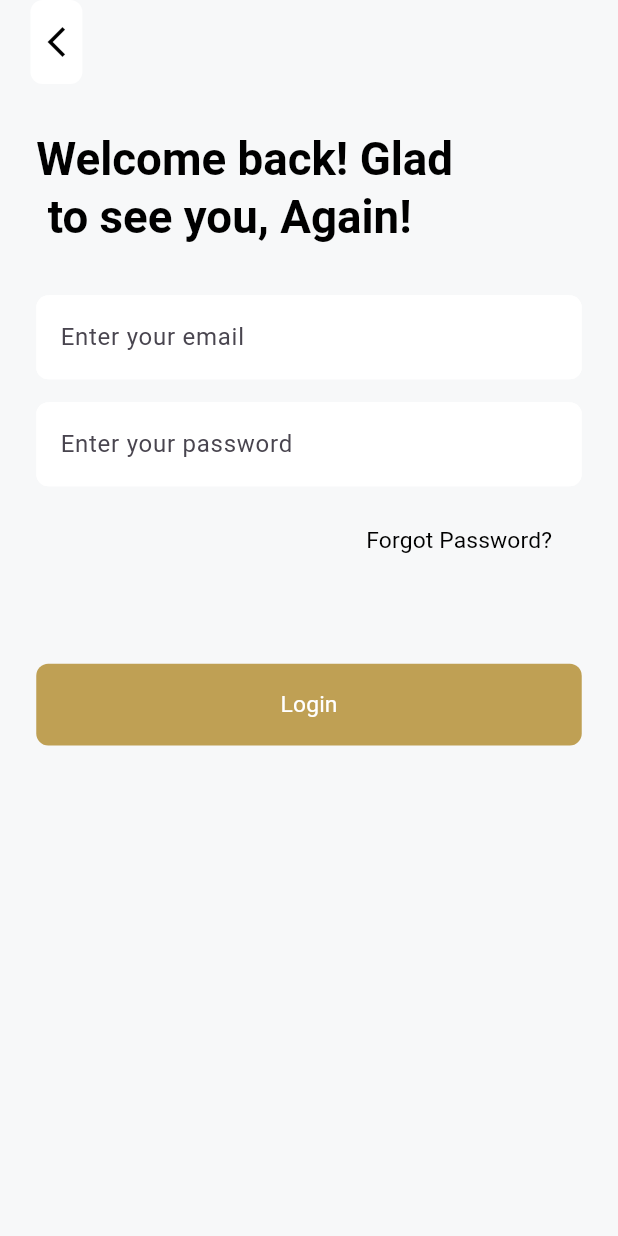
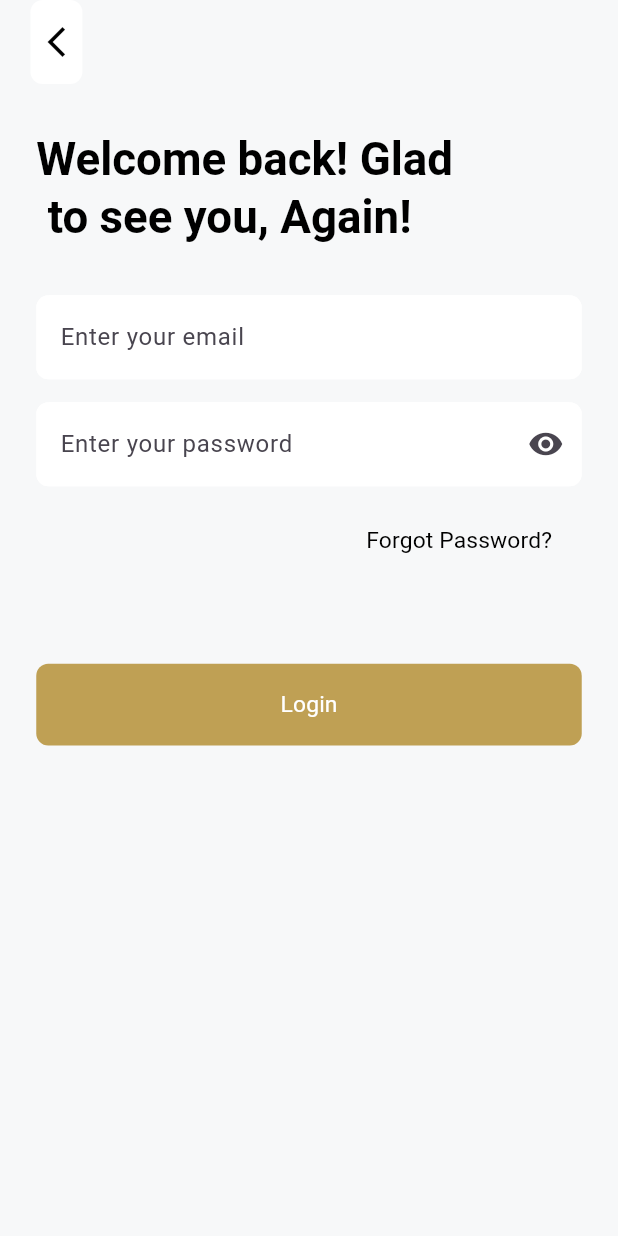
Before and after one commit to ahmedda3osh-collab/Bookia_App, a Flutter app: the screen it shows after launch, after a tap on "Login", on a phone screen of 412 x 824 dp. Run offline on Flutter 3.47's test engine with Material 3 defaults, Android fonts, the phone set to English and light mode, and no system bars; our stand-ins replace easy_localization, flutter_bloc, flutter_native_splash, flutter_screenutil; Roboto replaces fonts that are missing (DM); statements that could not run were skipped.

Commit message:
Add extention router pushname & update textformfeild logic

```diff
--- a/lib/bookia_app.dart
+++ b/lib/bookia_app.dart
@@ -1,6 +1,6 @@
-import 'package:bookia_app/core/theme/app_theme.dart';
+import 'package:bookia_app/core/routes/app_router.dart';
+import 'package:bookia_app/core/routes/routes.dart';
 import 'package:bookia_app/core/theme/cubit/cubit/theme_cubit.dart';
-import 'package:bookia_app/features/welcome/presentation/ui/welcome_screen.dart';
 import 'package:easy_localization/easy_localization.dart';
 import 'package:flutter/material.dart';
 import 'package:flutter_bloc/flutter_bloc.dart';
@@ -27,7 +27,8 @@ class BookiaApp extends StatelessWidget {
                 locale: context.locale,
                 debugShowCheckedModeBanner: false,
                 theme:context.read<ThemeCubit>().appTheme,
-                home: WelcomeScreen(),
+                onGenerateRoute: AppRouter.onGenerateRoute,
+                initialRoute: Routes.welcomeScreen,
               );
             },
           ),
--- /dev/null
+++ b/lib/core/helper/extentions.dart
@@ -0,0 +1,7 @@
+
+import 'package:flutter/material.dart';
+extension Navigations on BuildContext {
+  Future? pushNamed(String routeName) {
+    return Navigator.pushNamed(this, routeName);
+  }
+}
--- /dev/null
+++ b/lib/core/routes/app_router.dart
@@ -0,0 +1,29 @@
+
+
+import 'package:bookia_app/core/routes/routes.dart';
+import 'package:bookia_app/features/login_screen/presentation/ui/login_screen.dart';
+import 'package:bookia_app/features/register/presentation/ui/register_screen.dart';
+import 'package:bookia_app/features/welcome/presentation/ui/welcome_screen.dart';
+import 'package:flutter/material.dart';
+
+class AppRouter {
+
+static Route? onGenerateRoute(RouteSettings settings) {
+    switch (settings.name) {
+      case Routes.loginScreen:
+        return MaterialPageRoute(builder: (context) => const LoginScreen());
+      case Routes.registerScreen:
+        return MaterialPageRoute(builder: (context) => const RegisterScreen());
+        case Routes.welcomeScreen:
+        return MaterialPageRoute(builder: (context) => const WelcomeScreen());
+      default:
+        return MaterialPageRoute(builder: (_) =>
+        Scaffold(
+          body: Center(
+            child: Text('404 \n Page Not Found'),
+          ),
+        ));
+    }
+  }
+
+}
--- /dev/null
+++ b/lib/core/routes/routes.dart
@@ -0,0 +1,7 @@
+
+
+class Routes {
+  static const String loginScreen = 'loginScreen';
+  static const String registerScreen = 'registerScreen';
+  static const String welcomeScreen = 'welcomeScreen';
+}
--- a/lib/core/widgets/custom_text_field.dart
+++ b/lib/core/widgets/custom_text_field.dart
@@ -1,24 +1,41 @@
 
 
 import 'package:flutter/material.dart';
-class CustomTextField extends StatelessWidget {
+class CustomTextField extends StatefulWidget {
   final String hintText;
-  final bool?obscureText;
+  final TextInputType? keyboardType;
+  final bool isPassword;
 
   const CustomTextField({
     super.key,
     required this.hintText,
-    this.obscureText = false,
+    this.keyboardType,
+    this.isPassword = false,
   });
 
   @override
+  State<CustomTextField> createState() => _CustomTextFieldState();
+}
+
+class _CustomTextFieldState extends State<CustomTextField> {
+  bool isObscure= true;
+  @override
   Widget build(BuildContext context) {
     return TextFormField(
+      keyboardType : widget.keyboardType,
+      obscureText:widget.isPassword && isObscure,
       onTapOutside: (_) {
         FocusScope.of(context).unfocus();
       },
       decoration: InputDecoration(
-        hintText: hintText,
+        suffixIcon:widget.isPassword? InkWell(
+          onTap:(){
+            setState((){
+            isObscure=!isObscure;
+            });
+          },
+          child: Icon(isObscure?Icons.visibility:Icons.visibility_off)):null,
+        hintText: widget.hintText,
       ),
     );
   }
--- a/lib/features/login_screen/presentation/ui/login_screen.dart
+++ b/lib/features/login_screen/presentation/ui/login_screen.dart
@@ -23,25 +23,28 @@ class LoginScreen extends StatelessWidget {
         child: Column(
           crossAxisAlignment: CrossAxisAlignment.start,
           children: [
-            SizedBox(height: 30.h),
+            30.verticalSpace,
             Text(LocaleKeys.welcome_back.tr(), style:
             Theme.of(context).textTheme.titleLarge?.copyWith(fontWeight:
              FontWeight.bold)),
-             SizedBox(height: 32.h),
+             32.verticalSpace,
              CustomTextField(
               hintText: LocaleKeys.enter_email.tr(),
+              keyboardType:TextInputType.emailAddress
              ),
-              SizedBox(height: 15.h),
+             15.verticalSpace,
              CustomTextField(
               hintText: LocaleKeys.enter_password.tr(),
+              keyboardType: TextInputType.visiblePassword,
+              isPassword: true,
              ),
-              SizedBox(height: 25.h),
+             25.verticalSpace,
               Padding(
                 padding:  EdgeInsets.only(left: 220.0),
                 child: Text(LocaleKeys.forgot_password.tr(), style: Theme.of(context).textTheme.titleSmall
                 ),
               ),
-             SizedBox(height: 70.h),
+             70.verticalSpace,
              AppButton(
               text: LocaleKeys.login.tr(),
               onTap: (){},
--- a/lib/features/register/presentation/ui/register_screen.dart
+++ b/lib/features/register/presentation/ui/register_screen.dart
@@ -26,16 +26,26 @@ class RegisterScreen extends StatelessWidget {
              FontWeight.bold)),
               SizedBox(height: 32.h),
               CustomTextField(
-              hintText: LocaleKeys.username.tr(),),
+              hintText: LocaleKeys.username.tr(),
+              keyboardType:TextInputType.name
+              ),
               SizedBox(height: 11.h),
               CustomTextField(
-              hintText: LocaleKeys.email.tr(),),
+              hintText: LocaleKeys.email.tr(),
+              keyboardType:TextInputType.emailAddress
+              ),
               SizedBox(height: 11.h),
               CustomTextField(
-              hintText: LocaleKeys.password.tr(),),
+              hintText: LocaleKeys.password.tr(),
+              keyboardType: TextInputType.visiblePassword,
+              isPassword: true,
+              ),
               SizedBox(height: 11.h),
               CustomTextField(
-              hintText: LocaleKeys.confirm_password.tr(),),
+              hintText: LocaleKeys.confirm_password.tr(),
+              keyboardType: TextInputType.visiblePassword,
+              isPassword: true,
+              ),
               SizedBox(height: 70.h),
               AppButton(
                 text: LocaleKeys.register.tr(),
--- a/lib/features/welcome/presentation/ui/welcome_screen.dart
+++ b/lib/features/welcome/presentation/ui/welcome_screen.dart
@@ -1,6 +1,6 @@
+import 'package:bookia_app/core/helper/extentions.dart';
+import 'package:bookia_app/core/routes/routes.dart';
 import 'package:bookia_app/core/widgets/app_button.dart';
-import 'package:bookia_app/features/login_screen/presentation/ui/login_screen.dart';
-import 'package:bookia_app/features/register/presentation/ui/register_screen.dart';
 import 'package:bookia_app/features/welcome/presentation/ui/widgets/toggel_mode.dart';
 import 'package:bookia_app/gen/assets.gen.dart';
 import 'package:bookia_app/gen/locale_keys.g.dart';
@@ -25,27 +25,27 @@ class WelcomeScreen extends StatelessWidget {
         ),
         child: Column(
           children: [
-            SizedBox(height: 151.h),
+            151.verticalSpace,
             Assets.images.splashLogo.image(height: 66, width: 210),
-            SizedBox(height: 28.h),
+            28.verticalSpace,
             Text(
               LocaleKeys.splash_screen_title.tr(),
               style: Theme.of(context).textTheme.titleMedium,
             ),
-            SizedBox(height: 28.h),
+            28.verticalSpace,
             ToggleMode(),
-            SizedBox(height: 150.h),
+            150.verticalSpace,
                   AppButton(text :LocaleKeys.login.tr(),
                     onTap: (){
-                      Navigator.push(context,
-                       MaterialPageRoute(builder: (context) => const LoginScreen()));
+
+                      context.pushNamed(Routes.loginScreen);
                     },
                   ),
-                  SizedBox(height: 15.h),
+                  15.verticalSpace,
                   AppButton(text :LocaleKeys.register.tr(), backgroundColor: Colors.white,
                     onTap: (){
-                       Navigator.push(context,
-                        MaterialPageRoute(builder: (context) => const RegisterScreen()));
+
+                      context.pushNamed(Routes.registerScreen);
                     },
                   ),
           ],
```
